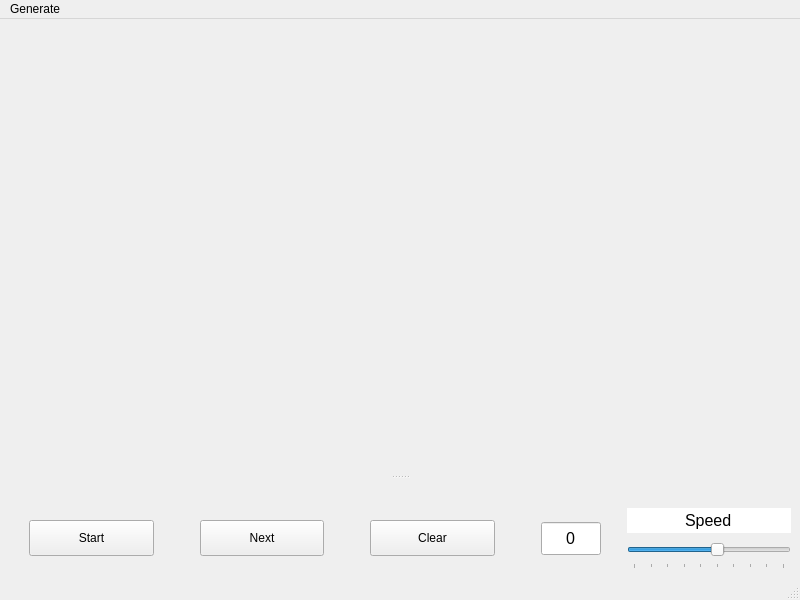
Above: gamewindow.ui from njraf/conways-game-of-life before the change. Below: the same form after it.
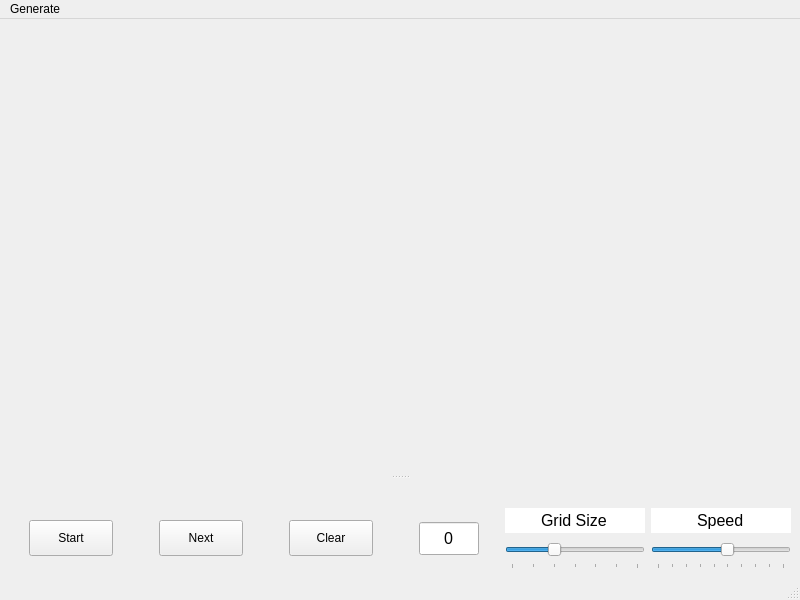
That is the form after the change.

Commit message: Add a slider to change the grid size at runtime

Patch:
```diff
--- a/gamewindow.ui
+++ b/gamewindow.ui
@@ -152,6 +152,80 @@
        </property>
       </widget>
      </item>
+     <item>
+      <layout class="QVBoxLayout" name="gridSizeLayout">
+       <item>
+        <widget class="QLineEdit" name="gridSizeLabel">
+         <property name="sizePolicy">
+          <sizepolicy hsizetype="Minimum" vsizetype="Fixed">
+           <horstretch>0</horstretch>
+           <verstretch>0</verstretch>
+          </sizepolicy>
+         </property>
+         <property name="font">
+          <font>
+           <pointsize>12</pointsize>
+          </font>
+         </property>
+         <property name="text">
+          <string>Grid Size</string>
+         </property>
+         <property name="frame">
+          <bool>false</bool>
+         </property>
+         <property name="alignment">
+          <set>Qt::AlignCenter</set>
+         </property>
+         <property name="readOnly">
+          <bool>true</bool>
+         </property>
+        </widget>
+       </item>
+       <item>
+        <widget class="QSlider" name="gridSizeSlider">
+         <property name="sizePolicy">
+          <sizepolicy hsizetype="Maximum" vsizetype="Fixed">
+           <horstretch>0</horstretch>
+           <verstretch>0</verstretch>
+          </sizepolicy>
+         </property>
+         <property name="maximumSize">
+          <size>
+           <width>500</width>
+           <height>16777215</height>
+          </size>
+         </property>
+         <property name="styleSheet">
+          <string notr="true">margin-left: 20px;
+margin-right: 20px;
+padding: 5px;
+</string>
+         </property>
+         <property name="maximum">
+          <number>6</number>
+         </property>
+         <property name="value">
+          <number>3</number>
+         </property>
+         <property name="sliderPosition">
+          <number>2</number>
+         </property>
+         <property name="tracking">
+          <bool>false</bool>
+         </property>
+         <property name="orientation">
+          <enum>Qt::Horizontal</enum>
+         </property>
+         <property name="tickPosition">
+          <enum>QSlider::TicksBelow</enum>
+         </property>
+         <property name="tickInterval">
+          <number>0</number>
+         </property>
+        </widget>
+       </item>
+      </layout>
+     </item>
      <item>
       <layout class="QVBoxLayout" name="speedLayout">
        <item>
```
The commit also changes 2 other files.
